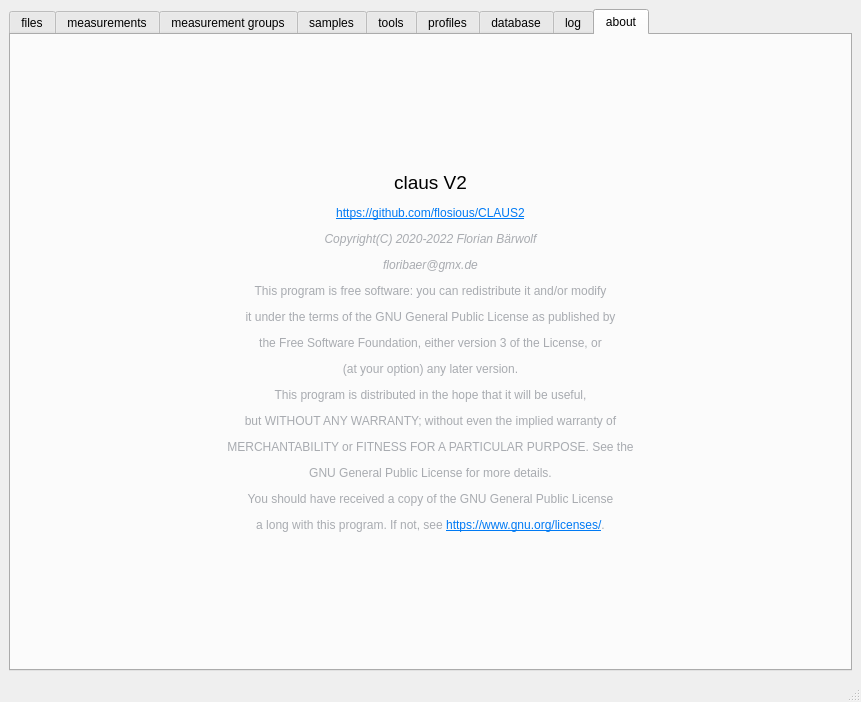
First picture: the form in qtGUI/mainwindow.ui, repository flosious/CLAUS2, before the edit.
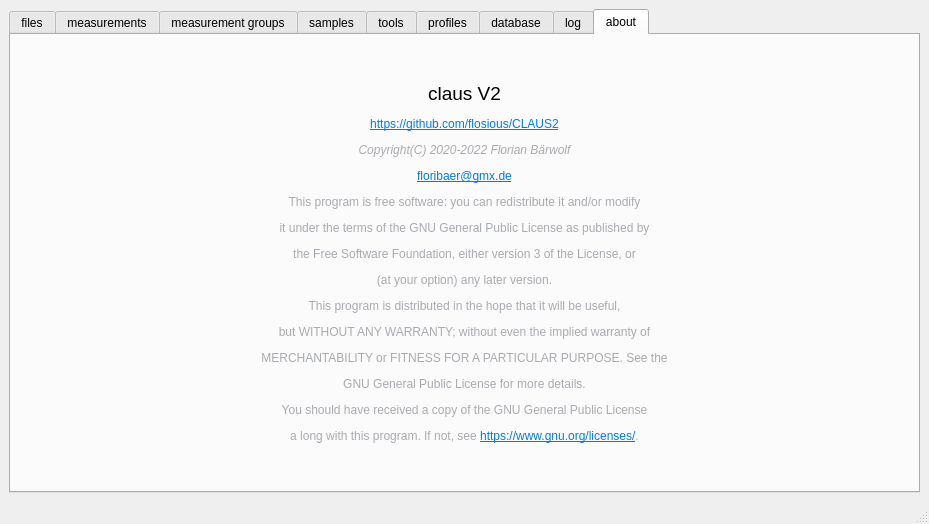
Second picture: the form after the edit. The open tabs and pages were chosen to show the change. Custom widgets are drawn as their Qt base class.

Diff of the .ui file:
```diff
--- a/qtGUI/mainwindow.ui
+++ b/qtGUI/mainwindow.ui
@@ -6,8 +6,8 @@
    <rect>
     <x>0</x>
     <y>0</y>
-    <width>861</width>
-    <height>702</height>
+    <width>929</width>
+    <height>524</height>
    </rect>
   </property>
   <property name="sizePolicy">
@@ -189,7 +189,7 @@
            <enum>Qt::LeftToRight</enum>
           </property>
           <property name="text">
-           <string>&lt;html&gt;&lt;head/&gt;&lt;body&gt;&lt;p align=&quot;center&quot;&gt;&lt;span style=&quot; font-size:14pt;&quot;&gt;claus V2&lt;/span&gt;&lt;/p&gt;&lt;p align=&quot;center&quot;&gt;&lt;a href=&quot;https://github.com/flosious/CLAUS2&quot;&gt;&lt;span style=&quot; text-decoration: underline; color:#007af4;&quot;&gt;https://github.com/flosious/CLAUS2&lt;/span&gt;&lt;/a&gt;&lt;/p&gt;&lt;p align=&quot;center&quot;&gt;&lt;span style=&quot; font-style:italic; color:#a8abb0;&quot;&gt;Copyright(C) 2020-2022 Florian Bärwolf&lt;/span&gt;&lt;/p&gt;&lt;p align=&quot;center&quot;&gt;&lt;span style=&quot; font-family:'Hack'; font-style:italic; color:#a8abb0;&quot;&gt;floribaer@gmx.de&lt;/span&gt;&lt;/p&gt;&lt;p align=&quot;center&quot;&gt;&lt;span style=&quot; font-family:'Hack'; color:#a8abb0;&quot;&gt;This program is free software: you can redistribute it and/or modify&lt;/span&gt;&lt;/p&gt;&lt;p align=&quot;center&quot;&gt;&lt;span style=&quot; font-family:'Hack'; color:#a8abb0;&quot;&gt;it under the terms of the GNU General Public License as published by&lt;/span&gt;&lt;/p&gt;&lt;p align=&quot;center&quot;&gt;&lt;span style=&quot; font-family:'Hack'; color:#a8abb0;&quot;&gt;the Free Software Foundation, either version 3 of the License, or&lt;/span&gt;&lt;/p&gt;&lt;p align=&quot;center&quot;&gt;&lt;span style=&quot; font-family:'Hack'; color:#a8abb0;&quot;&gt;(at your option) any later version.&lt;/span&gt;&lt;/p&gt;&lt;p align=&quot;center&quot;&gt;&lt;span style=&quot; font-family:'Hack'; color:#a8abb0;&quot;&gt;This program is distributed in the hope that it will be useful,&lt;/span&gt;&lt;/p&gt;&lt;p align=&quot;center&quot;&gt;&lt;span style=&quot; font-family:'Hack'; color:#a8abb0;&quot;&gt;but WITHOUT ANY WARRANTY; without even the implied warranty of&lt;/span&gt;&lt;/p&gt;&lt;p align=&quot;center&quot;&gt;&lt;span style=&quot; font-family:'Hack'; color:#a8abb0;&quot;&gt;MERCHANTABILITY or FITNESS FOR A PARTICULAR PURPOSE. See the&lt;/span&gt;&lt;/p&gt;&lt;p align=&quot;center&quot;&gt;&lt;span style=&quot; font-family:'Hack'; color:#a8abb0;&quot;&gt;GNU General Public License for more details.&lt;/span&gt;&lt;/p&gt;&lt;p align=&quot;center&quot;&gt;&lt;span style=&quot; font-family:'Hack'; color:#a8abb0;&quot;&gt;You should have received a copy of the GNU General Public License&lt;/span&gt;&lt;/p&gt;&lt;p align=&quot;center&quot;&gt;&lt;span style=&quot; font-family:'Hack'; color:#a8abb0;&quot;&gt;a long with this program. If not, see &lt;/span&gt;&lt;a href=&quot;https://www.gnu.org/licenses/&quot;&gt;&lt;span style=&quot; text-decoration: underline; color:#007af4;&quot;&gt;https://www.gnu.org/licenses/&lt;/span&gt;&lt;/a&gt;&lt;span style=&quot; font-family:'Hack'; color:#a8abb0;&quot;&gt;.&lt;/span&gt;&lt;/p&gt;&lt;/body&gt;&lt;/html&gt;</string>
+           <string>&lt;html&gt;&lt;head/&gt;&lt;body&gt;&lt;p align=&quot;center&quot;&gt;&lt;span style=&quot; font-size:14pt;&quot;&gt;claus V2&lt;/span&gt;&lt;/p&gt;&lt;p align=&quot;center&quot;&gt;&lt;a href=&quot;https://github.com/flosious/CLAUS2&quot;&gt;&lt;span style=&quot; text-decoration: underline; color:#007af4;&quot;&gt;https://github.com/flosious/CLAUS2&lt;/span&gt;&lt;/a&gt;&lt;/p&gt;&lt;p align=&quot;center&quot;&gt;&lt;span style=&quot; font-style:italic; color:#a8abb0;&quot;&gt;Copyright(C) 2020-2022 Florian Bärwolf&lt;/span&gt;&lt;/p&gt;&lt;p align=&quot;center&quot;&gt;&lt;a href=&quot;floribaer@gmx.de&quot;&gt;&lt;span style=&quot; text-decoration: underline; color:#007af4;&quot;&gt;floribaer@gmx.de&lt;/span&gt;&lt;/a&gt;&lt;/p&gt;&lt;p align=&quot;center&quot;&gt;&lt;span style=&quot; font-family:'Hack'; color:#a8abb0;&quot;&gt;This program is free software: you can redistribute it and/or modify&lt;/span&gt;&lt;/p&gt;&lt;p align=&quot;center&quot;&gt;&lt;span style=&quot; font-family:'Hack'; color:#a8abb0;&quot;&gt;it under the terms of the GNU General Public License as published by&lt;/span&gt;&lt;/p&gt;&lt;p align=&quot;center&quot;&gt;&lt;span style=&quot; font-family:'Hack'; color:#a8abb0;&quot;&gt;the Free Software Foundation, either version 3 of the License, or&lt;/span&gt;&lt;/p&gt;&lt;p align=&quot;center&quot;&gt;&lt;span style=&quot; font-family:'Hack'; color:#a8abb0;&quot;&gt;(at your option) any later version.&lt;/span&gt;&lt;/p&gt;&lt;p align=&quot;center&quot;&gt;&lt;span style=&quot; font-family:'Hack'; color:#a8abb0;&quot;&gt;This program is distributed in the hope that it will be useful,&lt;/span&gt;&lt;/p&gt;&lt;p align=&quot;center&quot;&gt;&lt;span style=&quot; font-family:'Hack'; color:#a8abb0;&quot;&gt;but WITHOUT ANY WARRANTY; without even the implied warranty of&lt;/span&gt;&lt;/p&gt;&lt;p align=&quot;center&quot;&gt;&lt;span style=&quot; font-family:'Hack'; color:#a8abb0;&quot;&gt;MERCHANTABILITY or FITNESS FOR A PARTICULAR PURPOSE. See the&lt;/span&gt;&lt;/p&gt;&lt;p align=&quot;center&quot;&gt;&lt;span style=&quot; font-family:'Hack'; color:#a8abb0;&quot;&gt;GNU General Public License for more details.&lt;/span&gt;&lt;/p&gt;&lt;p align=&quot;center&quot;&gt;&lt;span style=&quot; font-family:'Hack'; color:#a8abb0;&quot;&gt;You should have received a copy of the GNU General Public License&lt;/span&gt;&lt;/p&gt;&lt;p align=&quot;center&quot;&gt;&lt;span style=&quot; font-family:'Hack'; color:#a8abb0;&quot;&gt;a long with this program. If not, see &lt;/span&gt;&lt;a href=&quot;https://www.gnu.org/licenses/&quot;&gt;&lt;span style=&quot; text-decoration: underline; color:#007af4;&quot;&gt;https://www.gnu.org/licenses/&lt;/span&gt;&lt;/a&gt;&lt;span style=&quot; font-family:'Hack'; color:#a8abb0;&quot;&gt;.&lt;/span&gt;&lt;/p&gt;&lt;/body&gt;&lt;/html&gt;</string>
           </property>
           <property name="textFormat">
            <enum>Qt::AutoText</enum>
```
Left out of the diff: 4 changed lines with no effect on the pictures.
